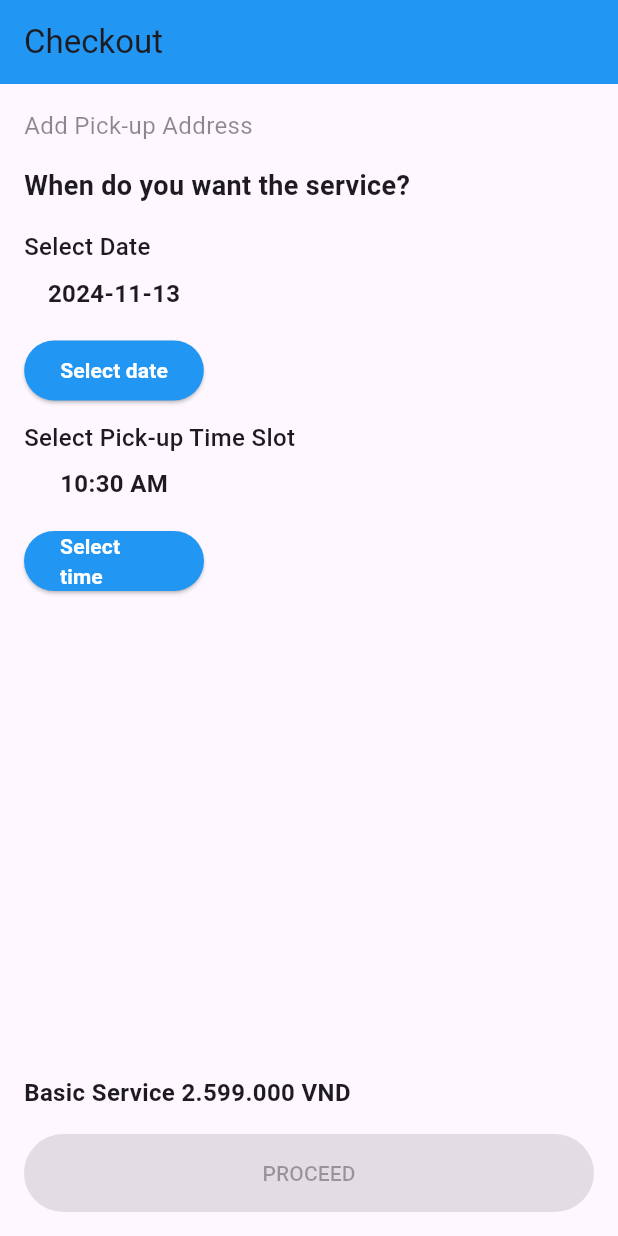
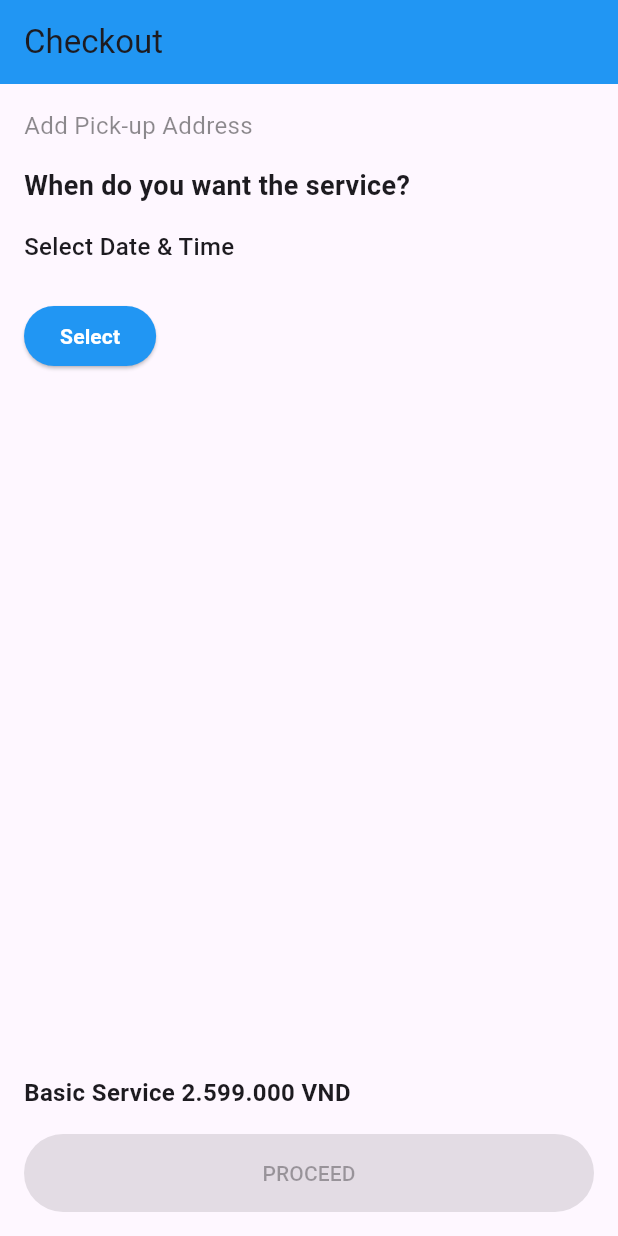
Before and after one commit to vietthuan03/car-servicing, a Flutter app: the screen it shows after launch, on a phone screen of 412 x 824 dp. Run offline on Flutter 3.47's test engine with Material 3 defaults, Android fonts, the phone set to English and light mode, and no system bars; our stand-ins replace carousel_slider, cloud_firestore, firebase_core, image_picker; accounts and stored records are empty.

Commit message:
select date & time ok

```diff
--- a/lib/presentation/pages/checkout.dart
+++ b/lib/presentation/pages/checkout.dart
@@ -1,5 +1,4 @@
-import 'package:car_servicing/presentation/widgets/date_picker_custom.dart';
-import 'package:car_servicing/presentation/widgets/time_picker_custom.dart';
+import 'package:car_servicing/presentation/widgets/date_time_custom.dart';
 import 'package:flutter/material.dart';
 
 class CheckoutScreen extends StatefulWidget {
@@ -10,29 +9,17 @@ class CheckoutScreen extends StatefulWidget {
 }
 
 class _CheckoutScreenState extends State<CheckoutScreen> {
-  int selectedDateIndex = 0;
-  int selectedTimeSlotIndex = -1;
+  bool isDateTimeSelected = false;
 
-  DateTime? selectedDate;
-  TimeOfDay? selectedTime;
+  void _onDateSelected(DateTime dateTime) {
+    final now = DateTime.now();
+    final bool isValidTime = dateTime.isAfter(now) &&
+      (dateTime.hour > 8 || (dateTime.hour == 8 && dateTime.minute >= 0)) &&
+      (dateTime.hour < 17 || (dateTime.hour == 17 && dateTime.minute == 0)); // Ensure time between 08:00 and 17:00
 
-  void onDateSelected(DateTime date) {
     setState(() {
-      selectedDate = date;
+      isDateTimeSelected = isValidTime;
     });
-  }
-
-  void onTimeSelected(TimeOfDay time) {
-    setState(() {
-      selectedTime = time;
-    });
-  }
-
-  bool get isProceedEnabled {
-    return selectedDate != null &&
-        selectedTime != null &&
-        selectedTime!.hour >= 8 &&
-        selectedTime!.hour <= 17;
   }
 
   @override
@@ -65,30 +52,18 @@ class _CheckoutScreenState extends State<CheckoutScreen> {
                 crossAxisAlignment: CrossAxisAlignment.start,
                 children: [
                   const Text(
-                    'Select Date',
+                    'Select Date & Time',
                     style: TextStyle(fontSize: 16, fontWeight: FontWeight.w500),
                   ),
                   const SizedBox(height: 8),
                   SizedBox(
-                    height: 80,
-                    width: 120,
-                    child: DatePickerCustom(
-                      onDateSelected: onDateSelected,
+                    height: 200,
+                    width: 200,
+                    child: DateTimePickerCustom(
+                      onDateSelected: _onDateSelected,
                     ),
                   ),
                   const SizedBox(height: 16),
-                  const Text(
-                    'Select Pick-up Time Slot',
-                    style: TextStyle(fontSize: 16, fontWeight: FontWeight.w500),
-                  ),
-                  const SizedBox(height: 8),
-                  SizedBox(
-                    height: 80,
-                    width: 120,
-                    child: TimePickerCustom(
-                      onTimeSelected: onTimeSelected,
-                    ),
-                  ),
                 ],
               ),
             ),
@@ -98,18 +73,13 @@ class _CheckoutScreenState extends State<CheckoutScreen> {
             ),
             const SizedBox(height: 16),
             ElevatedButton(
-              onPressed: isProceedEnabled
+              onPressed: isDateTimeSelected
                   ? () {
                       ScaffoldMessenger.of(context).showSnackBar(
                         const SnackBar(
-                            content: Text('Proceeding a booking...')),
+                          content: Text('Proceed to the next screen...'),
+                        ),
                       );
-                      // Navigator.push(
-                      //   context,
-                      //   MaterialPageRoute(
-                      //     builder: (context) => SelectServiceScreen(),
-                      //   ),
-                      // );
                     }
                   : null,
               style: ElevatedButton.styleFrom(
--- a/lib/presentation/widgets/date_picker_custom.dart
+++ /dev/null
@@ -1,66 +0,0 @@
-import 'package:flutter/cupertino.dart';
-import 'package:flutter/material.dart';
-
-class DatePickerCustom extends StatefulWidget {
-  final Function(DateTime) onDateSelected;
-
-  DatePickerCustom({required this.onDateSelected});
-
-  @override
-  _DatePickerCustomState createState() => _DatePickerCustomState();
-}
-
-class _DatePickerCustomState extends State<DatePickerCustom> {
-  /// Which holds the selected date
-  /// Defaults to today's date.
-  DateTime selectedDate = DateTime.now();
-  // This decides which day will be enabled
-  // This will be called every time while displaying day in calender.
-  bool _decideWhichDayToEnable(DateTime day) {
-    if ((day.isAfter(DateTime.now().subtract(const Duration(days: 1))) &&
-        day.isBefore(DateTime.now().add(const Duration(days: 90))))) {
-      return true;
-    }
-    return false;
-  }
-  selectDate(BuildContext context) async {
-    final DateTime? picked = await showDatePicker(
-      context: context,
-      initialDate: selectedDate,
-      firstDate: DateTime(2000),
-      lastDate: DateTime(2025),
-      selectableDayPredicate: _decideWhichDayToEnable,
-      builder: (context, child) => Theme(data: ThemeData.light(),child: child ?? const SizedBox.shrink(),),
-    );
-    if (picked != null && picked != selectedDate) {
-      setState(() {
-        selectedDate = picked;
-      });
-      widget.onDateSelected(picked);
-    }
-  }
-  @override
-  Widget build(BuildContext context) {
-    return Scaffold(
-      body: Center(
-        child: Column(
-          mainAxisAlignment: MainAxisAlignment.center,
-          children: <Widget>[
-            Text("${selectedDate.toLocal()}".split(' ')[0], style: const TextStyle(fontSize: 16, fontWeight: FontWeight.bold),),
-            const SizedBox(
-              height: 16.0,
-            ),
-            ElevatedButton(
-              style: ElevatedButton.styleFrom(
-                 backgroundColor: Colors.blue,
-              ),
-              onPressed: () => selectDate(context),
-              child: const Text('Select date',style: TextStyle(color: Colors.white, fontWeight: FontWeight.bold),),
-            ),
-          ],
-        ),
-      ),
-    );
-  }
-
-}
--- /dev/null
+++ b/lib/presentation/widgets/date_time_custom.dart
@@ -0,0 +1,96 @@
+import 'package:flutter/material.dart';
+import 'package:intl/intl.dart';
+
+class DateTimePickerCustom extends StatefulWidget {
+  final Function(DateTime) onDateSelected;
+
+  DateTimePickerCustom({required this.onDateSelected});
+
+  @override
+  _DateTimePickerCustomState createState() => _DateTimePickerCustomState();
+}
+
+class _DateTimePickerCustomState extends State<DateTimePickerCustom> {
+  DateTime selectedDate = DateTime.now();
+  TimeOfDay selectedTime = TimeOfDay.now();
+  DateTime? selectedDateTime;
+
+  bool _decideWhichDayToEnable(DateTime day) {
+    return day.isAfter(DateTime.now().subtract(const Duration(days: 1))) &&
+           day.isBefore(DateTime.now().add(const Duration(days: 90)));
+  }
+
+  bool _isTimeWithinRange(TimeOfDay time) {
+    final int timeInMinutes = time.hour * 60 + time.minute;
+    const int startTimeInMinutes = 8 * 60; // 08:00 AM
+    const int endTimeInMinutes = 17 * 60; // 05:00 PM
+    return timeInMinutes >= startTimeInMinutes && timeInMinutes <= endTimeInMinutes;
+  }
+
+  Future<void> selectDate(BuildContext context) async {
+    final DateTime? pickedDate = await showDatePicker(
+      context: context,
+      initialDate: selectedDate,
+      firstDate: DateTime(2000),
+      lastDate: DateTime(2025),
+      selectableDayPredicate: _decideWhichDayToEnable,
+      builder: (context, child) => Theme(data: ThemeData.light(), child: child ?? const SizedBox.shrink()),
+    );
+
+    if (pickedDate != null && pickedDate != selectedDate) {
+      final TimeOfDay? pickedTime = await showTimePicker(
+        context: context,
+        initialTime: selectedTime,
+        builder: (context, child) => Theme(data: ThemeData.light(), child: child ?? const SizedBox.shrink()),
+      );
+
+      if (pickedTime != null) {
+        if (_isTimeWithinRange(pickedTime)) {
+          setState(() {
+            selectedDate = pickedDate;
+            selectedTime = pickedTime;
+            selectedDateTime = DateTime(
+              selectedDate.year,
+              selectedDate.month,
+              selectedDate.day,
+              selectedTime.hour,
+              selectedTime.minute,
+            );
+          });
+          widget.onDateSelected(selectedDateTime!);
+        } else {
+          ScaffoldMessenger.of(context).showSnackBar(
+            const SnackBar(
+              content: Text('Please select a time between 08:00 AM and 05:00 PM.'),
+            ),
+          );
+        }
+      }
+    }
+  }
+
+  @override
+  Widget build(BuildContext context) {
+    return Column(
+      crossAxisAlignment: CrossAxisAlignment.start,
+      children: [
+        if (selectedDateTime != null)
+          Text(
+            DateFormat('yyyy-MM-dd HH:mm').format(selectedDateTime!),
+            style: const TextStyle(fontSize: 16, fontWeight: FontWeight.bold),
+          ),
+        const SizedBox(height: 16.0),
+        ElevatedButton(
+          onPressed: () => selectDate(context),
+          style: ElevatedButton.styleFrom(
+            backgroundColor: Colors.blue,
+          ),
+          child: const Text(
+            'Select',
+            style: TextStyle(color: Colors.white, fontWeight: FontWeight.bold),
+          ),
+        ),
+      ],
+    );
+  }
+}
--- a/lib/presentation/widgets/time_picker_custom.dart
+++ /dev/null
@@ -1,56 +0,0 @@
-import 'package:flutter/material.dart';
-
-class TimePickerCustom extends StatefulWidget {
-  final Function(TimeOfDay) onTimeSelected;
-
-  TimePickerCustom({required this.onTimeSelected});
-
-  @override
-  _TimePickerCustomState createState() => _TimePickerCustomState();
-}
-
-class _TimePickerCustomState extends State<TimePickerCustom> {
-  TimeOfDay selectedTime = TimeOfDay.now();
-
-  selectTime(BuildContext context) async {
-    final TimeOfDay? picked = await showTimePicker(
-      context: context,
-      initialTime: selectedTime,
-      builder: (BuildContext context, Widget? child) {
-        return MediaQuery(
-          data: MediaQuery.of(context).copyWith(alwaysUse24HourFormat: true),
-          child: child!,
-        );
-      },
-    );
-    if (picked != null && picked != selectedTime) {
-      if (picked.hour >= 8 && picked.hour <= 17) {
-        setState(() {
-          selectedTime = picked;
-        });
-        widget.onTimeSelected(picked);
-      } else {
-        ScaffoldMessenger.of(context).showSnackBar(
-          const SnackBar(content: Text('Please select a time between 8 AM and 5 PM')),
-        );
-      }
-    }
-  }
-
-  @override
-  Widget build(BuildContext context) {
-    return Column(
-      children: <Widget>[
-        Text(selectedTime.format(context), style: const TextStyle(fontSize: 16, fontWeight: FontWeight.bold),),
-        const SizedBox(height: 16.0),
-        ElevatedButton(
-          style: ElevatedButton.styleFrom(
-            backgroundColor: Colors.blue,
-          ),
-          onPressed: () => selectTime(context),
-          child: const Text('Select time', style: TextStyle(color: Colors.white, fontWeight: FontWeight.bold),),
-        ),
-      ],
-    );
-  }
-}
--- a/pubspec.yaml
+++ b/pubspec.yaml
@@ -11,6 +11,7 @@ dependencies:
   flutter:
     sdk: flutter
 
+  intl: ^0.19.0
   form_field_validator: ^1.0.1
   image_picker: ^1.0.0
   cupertino_icons: ^1.0.8
```
